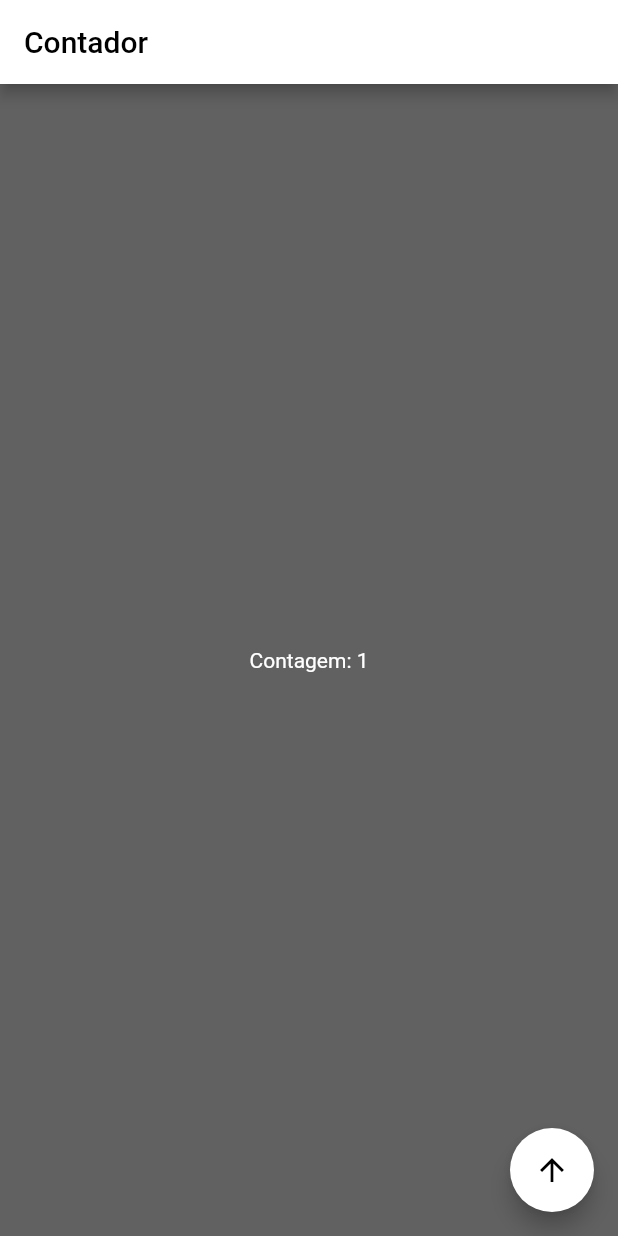
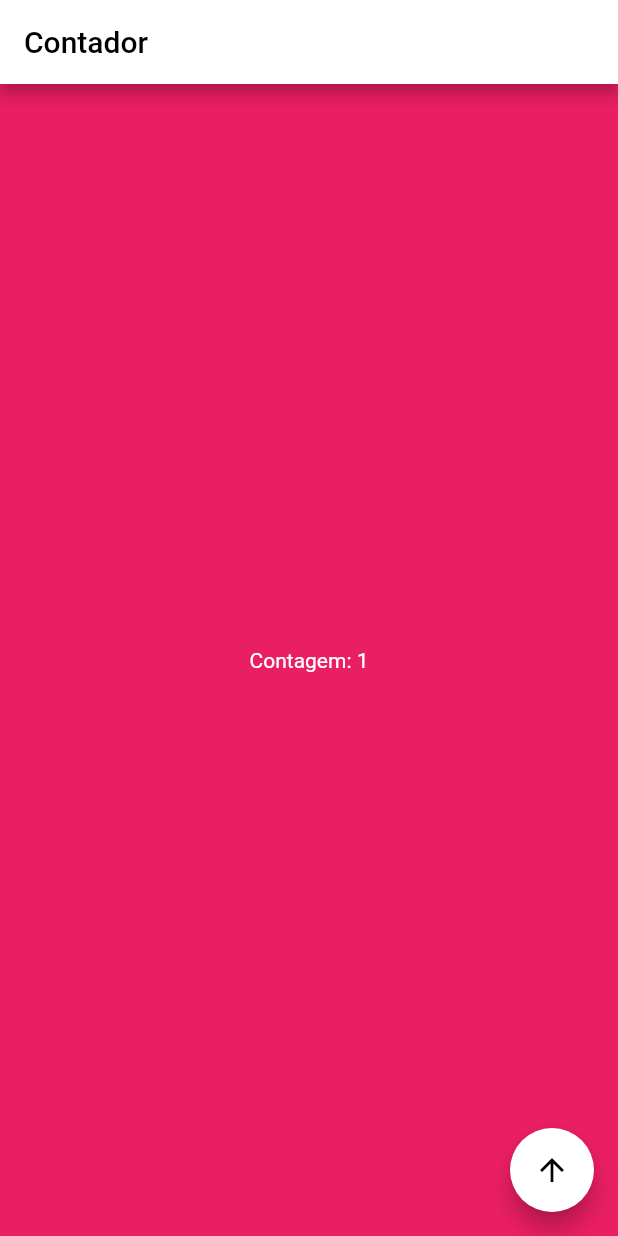
Before and after one commit to MSavioti/Estudo-Flutter-Contador, a Flutter app: the screen it shows after launch, after a tap on the "arrow upward" icon, on a phone screen of 412 x 824 dp. Run offline on Flutter 3.47's test engine with Material 2 defaults, Android fonts, the phone set to English and light mode, and no system bars.

Commit message:
mudar cor background no botão

```diff
--- a/lib/main.dart
+++ b/lib/main.dart
@@ -1,3 +1,5 @@
+import 'dart:math';
+
 import 'package:flutter/material.dart';
 
 void main() {
@@ -11,10 +13,25 @@ class MyApp extends StatefulWidget {
 
 class _MyAppState extends State<MyApp> {
   var contador = 0;
+  var corAleatoria = Colors.grey[700];
+  final random = new Random();
+
+  var colors = [
+    Colors.blue,
+    Colors.yellow,
+    Colors.green,
+    Colors.red,
+    Colors.pink,
+    Colors.grey,
+    Colors.lightGreen,
+    Colors.lightBlue,
+    Colors.deepPurple
+  ];
 
   void acrescentar() {
     setState(() {
       contador++;
+      corAleatoria = colors[random.nextInt(colors.length - 1)];
     });
   }
 
@@ -22,7 +39,7 @@ class _MyAppState extends State<MyApp> {
   Widget build(BuildContext context) {
     return MaterialApp(
       theme: ThemeData(
-          scaffoldBackgroundColor: Colors.grey[700],
+          scaffoldBackgroundColor: corAleatoria,
           textTheme: TextTheme(bodyText2: TextStyle(color: Colors.white))),
       home: new Scaffold(
         appBar: AppBar(
--- a/pubspec.yaml
+++ b/pubspec.yaml
@@ -21,8 +21,6 @@ environment:
   sdk: ">=2.7.0 <3.0.0"
 
 dependencies:
-  random_color: ^1.0.5
-
   flutter:
     sdk: flutter
 
```
Also changed, not shown: pubspec.lock, 1 other file.
